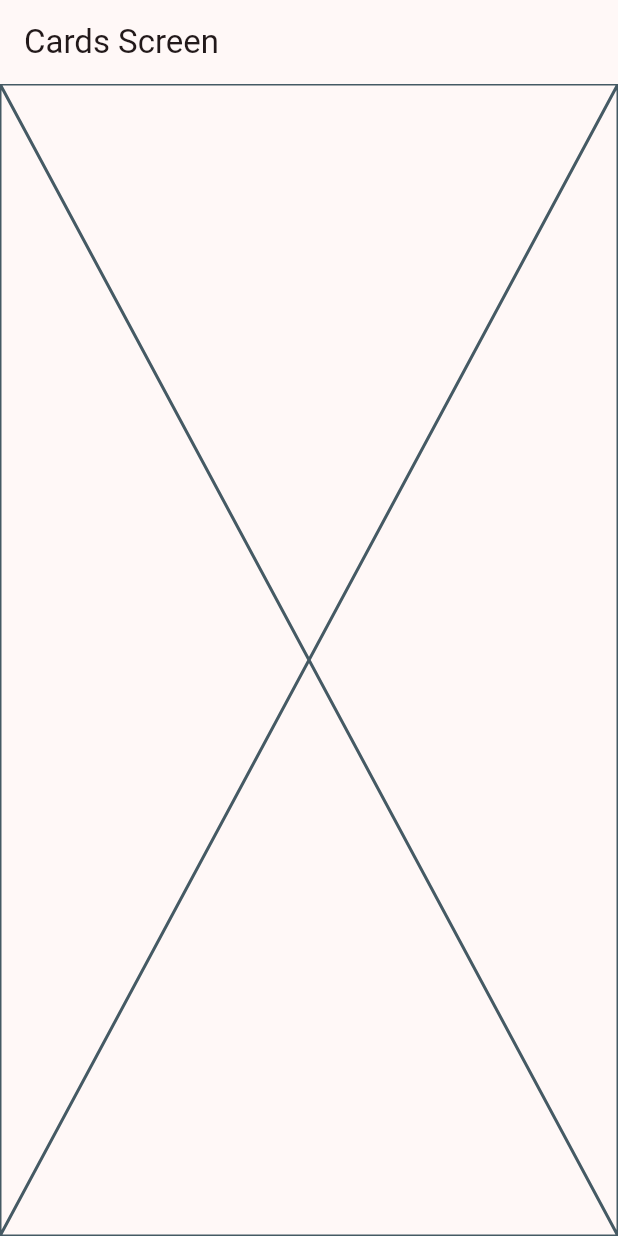
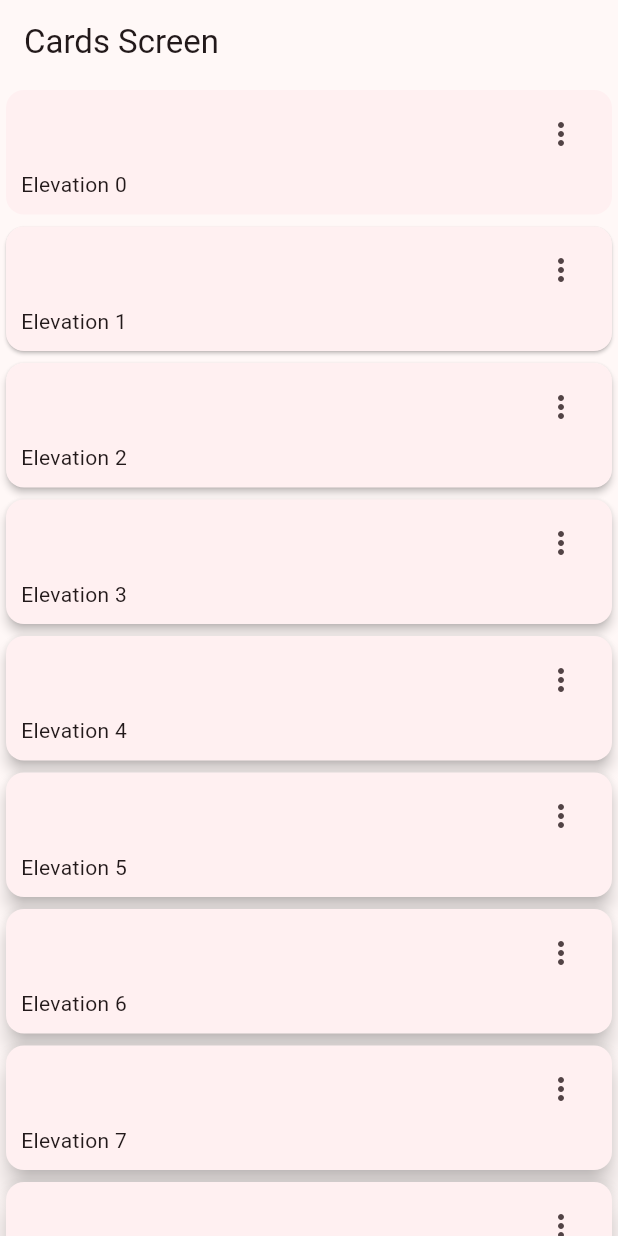
Before and after one commit to EdHuayllasco/WidgetsApp, a Flutter app: the CardsScreen screen opened by its route, on a phone screen of 412 x 824 dp. Run offline on Flutter 3.47's test engine with Material 2 defaults, Android fonts, the phone set to English and light mode, and no system bars; our stand-ins replace go_router.

Commit message:
Cards con scroll

```diff
--- a/lib/Presentation/screens/cards/card_screen.dart
+++ b/lib/Presentation/screens/cards/card_screen.dart
@@ -1,4 +1,16 @@
 import 'package:flutter/material.dart';
+
+const cards = <Map<String, dynamic>>[
+  {'elevation': 0.0, 'label': 'Elevation 0'},
+  {'elevation': 1.0, 'label': 'Elevation 1'},
+  {'elevation': 2.0, 'label': 'Elevation 2'},
+  {'elevation': 3.0, 'label': 'Elevation 3'},
+  {'elevation': 4.0, 'label': 'Elevation 4'},
+  {'elevation': 5.0, 'label': 'Elevation 5'},
+  {'elevation': 6.0, 'label': 'Elevation 6'},
+  {'elevation': 7.0, 'label': 'Elevation 7'},
+  {'elevation': 8.0, 'label': 'Elevation 8'},
+];
 
 class CardsScreen extends StatelessWidget {
   static const String name = 'cards_screen';
@@ -10,7 +22,49 @@ class CardsScreen extends StatelessWidget {
       appBar: AppBar(
         title: const Text('Cards Screen'),
       ),
-      body: const Placeholder(),
+      body: const _CardsView(),
     );
   }
 }
+
+class _CardsView extends StatelessWidget {
+  const _CardsView();
+
+  @override
+  Widget build(BuildContext context) {
+    return SingleChildScrollView(
+      child: Column(
+        children: [...cards.map((card) => _CardType1(label: card['label'], elevation: card['elevation']))],
+      ),
+    );
+  }
+}
+
+class _CardType1 extends StatelessWidget {
+  final String label;
+  final double elevation;
+  const _CardType1({required this.label, required this.elevation});
+
+  @override
+  Widget build(BuildContext context) {
+    return Card(
+      elevation: elevation,
+      child: Padding(
+        padding:  EdgeInsets.fromLTRB(10, 5, 10, 10),
+        child:  Column(
+          children: [
+            Align(
+              alignment: Alignment.topRight,
+              child: IconButton(onPressed: (){}, icon: Icon(Icons.more_vert_outlined))
+            ),
+            Align(
+              alignment: Alignment.bottomLeft,
+              child: Text(label),
+            )
+          ],
+
+        ),
+      ),
+    );
+  }
+}
```
Also changed, not shown: lib/Presentation/screens/buttons/buttons_screen.dart (+71 -1 lines).
